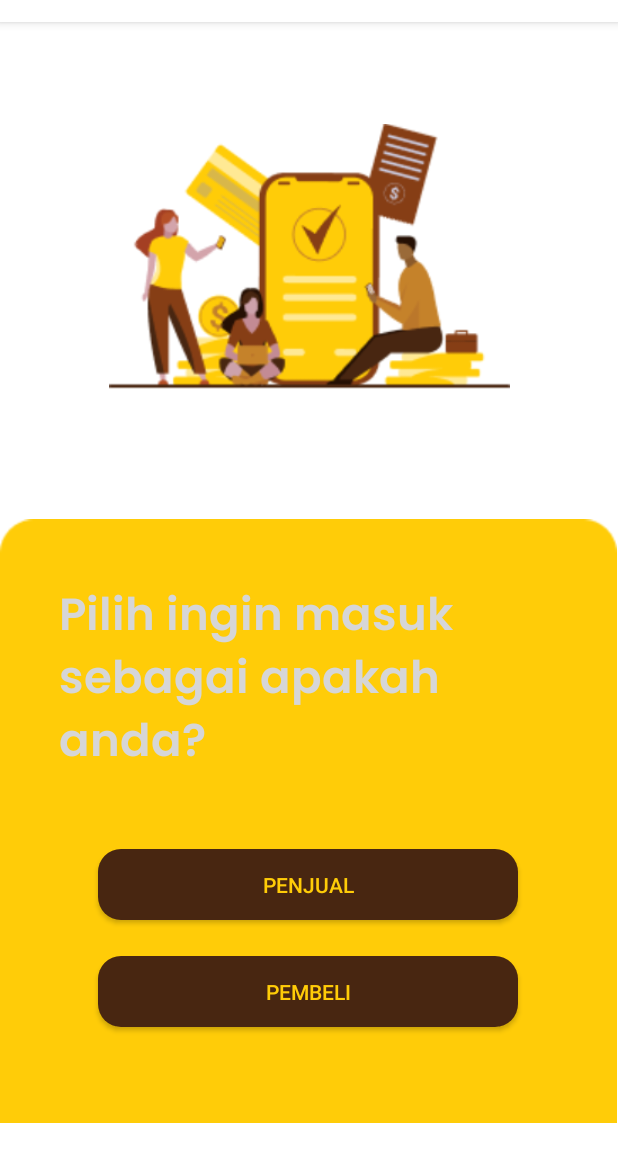
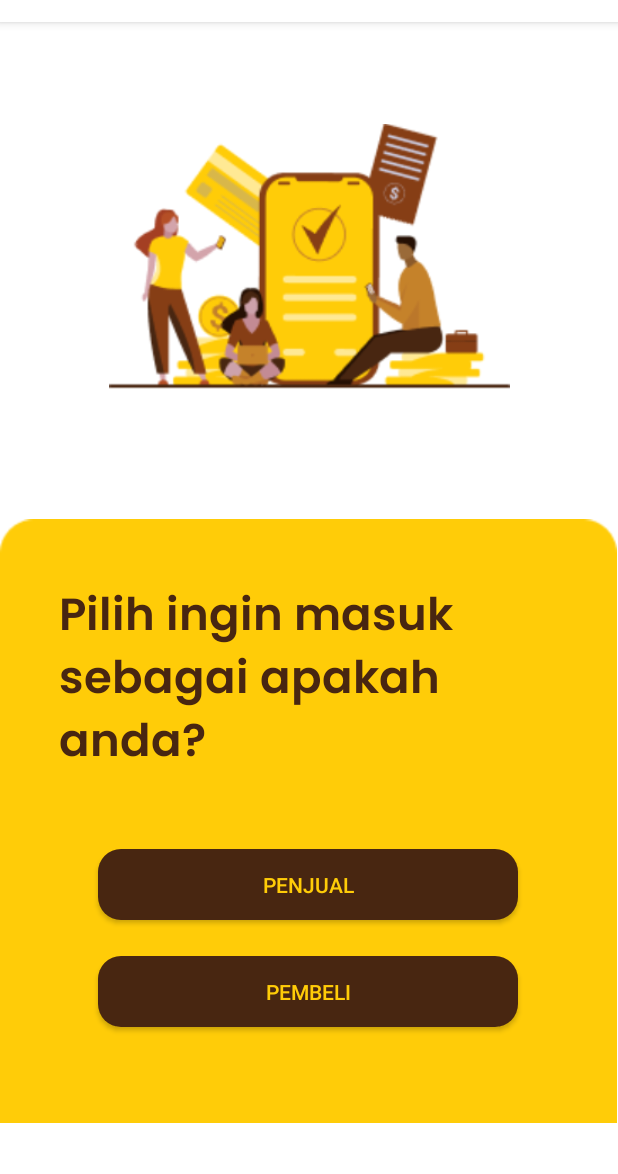
Before and after one commit to reyhanyogs/Satu.in, an Android app: the GettingStarted2 screen opened directly, with no data from a screen before it, on a phone screen of 412 x 824 dp, the part 62-1236 px from its top. Run offline under Robolectric (Android 15) with nearby library versions, the phone set to English and light mode, and no system bars; Roboto replaces fonts that are not available here.

Commit message:
Add Colors

```diff
--- a/app/src/main/res/values/colors.xml
+++ b/app/src/main/res/values/colors.xml
@@ -1,10 +1,12 @@
 <?xml version="1.0" encoding="utf-8"?>
 <resources>
     <color name="purple_200">#FFBB86FC</color>
+    <color name="primary_yellow">#FFCC08</color>
     <color name="purple_500">#FF6200EE</color>
     <color name="purple_700">#FF3700B3</color>
     <color name="teal_200">#FF03DAC5</color>
     <color name="teal_700">#FF018786</color>
     <color name="black">#FF000000</color>
     <color name="white">#FFFFFFFF</color>
+    <color name="Brown2">#482611</color>
 </resources>
```
